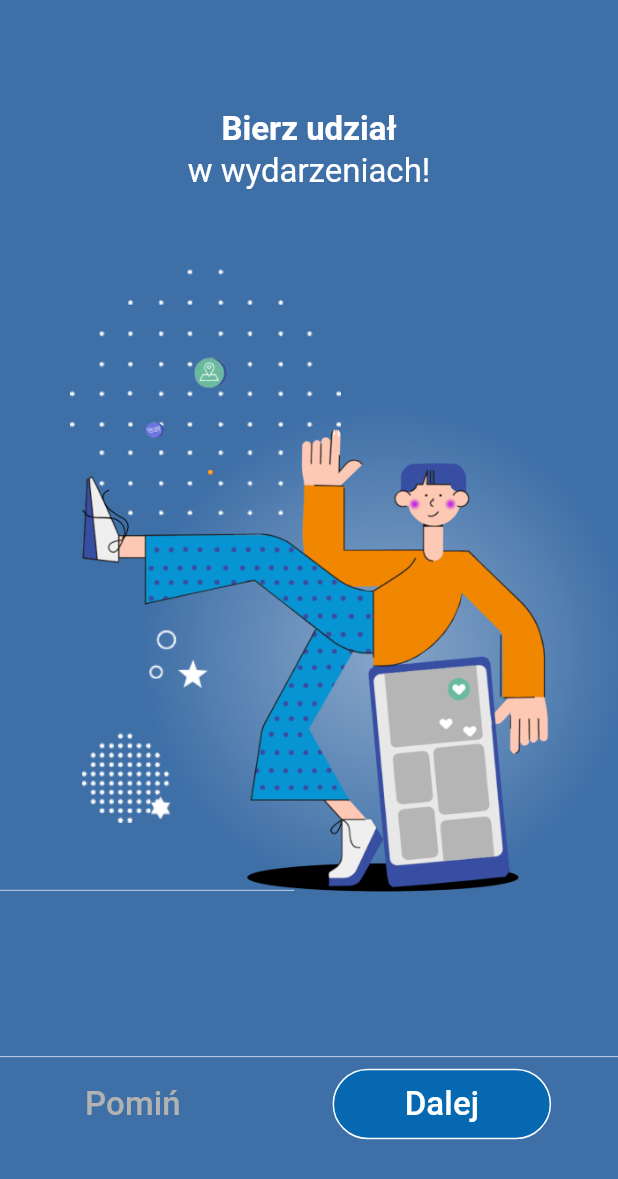
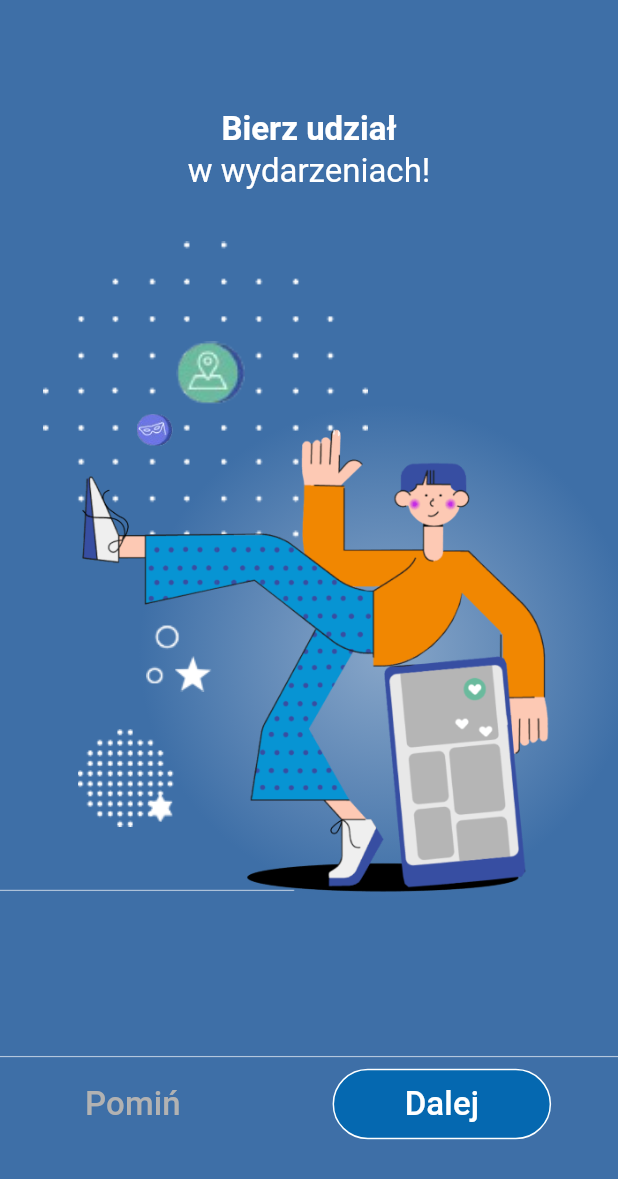
Before and after one commit to mivoligo/onboarding_pro_multi, a Flutter app: the screen it shows after launch, swiped to page 2, on a phone screen of 412 x 824 dp. Shown: the top 1179 px of the screen. Run offline on Flutter 3.47's test engine with Material 3 defaults, Android fonts, the phone set to English and light mode, and no system bars.

Commit message:
Refactor, increase animation time

```diff
--- /dev/null
+++ b/lib/widgets/decor_images_animation.dart
@@ -0,0 +1,62 @@
+import 'package:flutter/material.dart';
+import 'package:onboarding_pro_multi/step_model.dart';
+
+class DecorImages extends StatelessWidget {
+  const DecorImages({
+    required this.decorList,
+    required this.animation,
+    super.key,
+  });
+
+  final List<Decor> decorList;
+  final Animation<double> animation;
+
+  @override
+  Widget build(BuildContext context) {
+    return Stack(
+      children: decorList
+          .map(
+            (decor) => Align(
+              alignment: decor.alignment,
+              child: _SingleDecorAnimatedWidget(
+                listenable: animation,
+                index: decorList.indexOf(decor),
+                listLength: decorList.length,
+                child: Image.asset('assets/images/decoration/${decor.image}'),
+              ),
+            ),
+          )
+          .toList(),
+    );
+  }
+}
+
+class _SingleDecorAnimatedWidget extends AnimatedWidget {
+  _SingleDecorAnimatedWidget({
+    required this.child,
+    required int index,
+    required int listLength,
+    required super.listenable,
+  }) : scaleAnimation = Tween<double>(begin: 0.0, end: 1.0).animate(
+          CurvedAnimation(
+            parent: listenable as Animation<double>,
+            curve: Interval(
+              0.5 / (listLength - 1) * index,
+              0.5 + 0.5 / (listLength - 1) * index,
+              curve: Curves.elasticOut,
+            ),
+          ),
+        );
+
+  final Widget child;
+  final Animation<double> scaleAnimation;
+
+  @override
+  Widget build(BuildContext context) {
+    return Transform.scale(
+      scale: scaleAnimation.value,
+      alignment: Alignment.center,
+      child: child,
+    );
+  }
+}
--- a/lib/widgets/illustration_part.dart
+++ b/lib/widgets/illustration_part.dart
@@ -3,6 +3,7 @@ import 'dart:math';
 import 'package:flutter/material.dart';
 import 'package:onboarding_pro_multi/colors.dart';
 import 'package:onboarding_pro_multi/step_model.dart';
+import 'package:onboarding_pro_multi/widgets/decor_images_animation.dart';
 
 class IllustrationPart extends StatelessWidget {
   const IllustrationPart({
@@ -45,11 +46,9 @@ class IllustrationPart extends StatelessWidget {
         controller: pageController,
         onPageChanged: onPageChanged,
         itemCount: stepsList.length,
-        clipBehavior: Clip.hardEdge,
         itemBuilder: (context, index) {
-          return SinglePage(
-            progress: index,
-            step: stepsList[index],
+          return _SinglePage(
+            currentStep: stepsList[index],
           );
         },
       ),
@@ -57,21 +56,18 @@ class IllustrationPart extends StatelessWidget {
   }
 }
 
-class SinglePage extends StatefulWidget {
-  const SinglePage({
-    required this.progress,
-    required this.step,
-    super.key,
+class _SinglePage extends StatefulWidget {
+  const _SinglePage({
+    required this.currentStep,
   });
 
-  final int progress;
-  final SingleStep step;
+  final SingleStep currentStep;
 
   @override
-  State<SinglePage> createState() => _SinglePageState();
+  State<_SinglePage> createState() => _SinglePageState();
 }
 
-class _SinglePageState extends State<SinglePage>
+class _SinglePageState extends State<_SinglePage>
     with SingleTickerProviderStateMixin {
   late AnimationController _animationController;
 
@@ -80,7 +76,7 @@ class _SinglePageState extends State<SinglePage>
     super.initState();
     _animationController = AnimationController(
       vsync: this,
-      duration: const Duration(milliseconds: 2000),
+      duration: const Duration(milliseconds: 2500),
     )..forward();
   }
 
@@ -97,11 +93,11 @@ class _SinglePageState extends State<SinglePage>
         return Stack(
           alignment: Alignment.center,
           children: [
-            if (widget.step.lineImage != null)
+            if (widget.currentStep.lineImage != null)
               Align(
                 alignment: Alignment.bottomCenter,
                 child: Image.asset(
-                  'assets/images/${widget.step.lineImage}',
+                  'assets/images/${widget.currentStep.lineImage}',
                   fit: BoxFit.fitWidth,
                   width: double.infinity,
                 ),
@@ -110,7 +106,7 @@ class _SinglePageState extends State<SinglePage>
               width: min(constraints.maxWidth, constraints.maxHeight),
               height: min(constraints.maxWidth, constraints.maxHeight),
               child: DecorImages(
-                decorList: widget.step.decorImages,
+                decorList: widget.currentStep.decorImages,
                 animation: _animationController,
               ),
             ),
@@ -119,7 +115,8 @@ class _SinglePageState extends State<SinglePage>
                 begin: -constraints.maxWidth,
                 end: 0,
               ),
-              duration: const Duration(milliseconds: 500),
+              duration: const Duration(milliseconds: 700),
+              curve: Curves.easeOut,
               builder: (context, value, child) {
                 return Transform.translate(
                   offset: Offset(value, 0),
@@ -128,8 +125,9 @@ class _SinglePageState extends State<SinglePage>
               },
               child: Align(
                 alignment: Alignment.center,
-                child:
-                    Image.asset('assets/images/${widget.step.backgroundImage}'),
+                child: Image.asset(
+                  'assets/images/${widget.currentStep.backgroundImage}',
+                ),
               ),
             ),
             TweenAnimationBuilder(
@@ -137,8 +135,8 @@ class _SinglePageState extends State<SinglePage>
                 begin: constraints.maxWidth,
                 end: 0,
               ),
-              duration: const Duration(milliseconds: 500),
-              curve: Curves.ease,
+              duration: const Duration(milliseconds: 800),
+              curve: Curves.easeOut,
               builder: (context, value, child) {
                 return Transform.translate(
                   offset: Offset(value, 0),
@@ -147,8 +145,9 @@ class _SinglePageState extends State<SinglePage>
               },
               child: Align(
                 alignment: Alignment.center,
-                child:
-                    Image.asset('assets/images/${widget.step.foregroundImage}'),
+                child: Image.asset(
+                  'assets/images/${widget.currentStep.foregroundImage}',
+                ),
               ),
             ),
           ],
@@ -157,64 +156,3 @@ class _SinglePageState extends State<SinglePage>
     );
   }
 }
-
-class SingleDecorAnimatedWidget extends AnimatedWidget {
-  SingleDecorAnimatedWidget({
-    required this.child,
-    required int index,
-    required int listLength,
-    required super.listenable,
-    super.key,
-  }) : scaleAnimation = Tween<double>(begin: 0.0, end: 1.0).animate(
-          CurvedAnimation(
-            parent: listenable as Animation<double>,
-            curve: Interval(
-              0.5 / (listLength - 1) * index,
-              0.5 + 0.5 / (listLength - 1) * index,
-              curve: Curves.bounceOut,
-            ),
-          ),
-        );
-
-  final Widget child;
-  final Animation<double> scaleAnimation;
-
-  @override
-  Widget build(BuildContext context) {
-    return Transform.scale(
-      scale: scaleAnimation.value,
-      alignment: Alignment.center,
-      child: child,
-    );
-  }
-}
-
-class DecorImages extends StatelessWidget {
-  const DecorImages({
-    required this.decorList,
-    required this.animation,
-    super.key,
-  });
-
-  final List<Decor> decorList;
-  final Animation<double> animation;
-
-  @override
-  Widget build(BuildContext context) {
-    return Stack(
-      children: decorList
-          .map(
-            (decor) => Align(
-              alignment: decor.alignment,
-              child: SingleDecorAnimatedWidget(
-                listenable: animation,
-                index: decorList.indexOf(decor),
-                listLength: decorList.length,
-                child: Image.asset('assets/images/decoration/${decor.image}'),
-              ),
-            ),
-          )
-          .toList(),
-    );
-  }
-}
```
